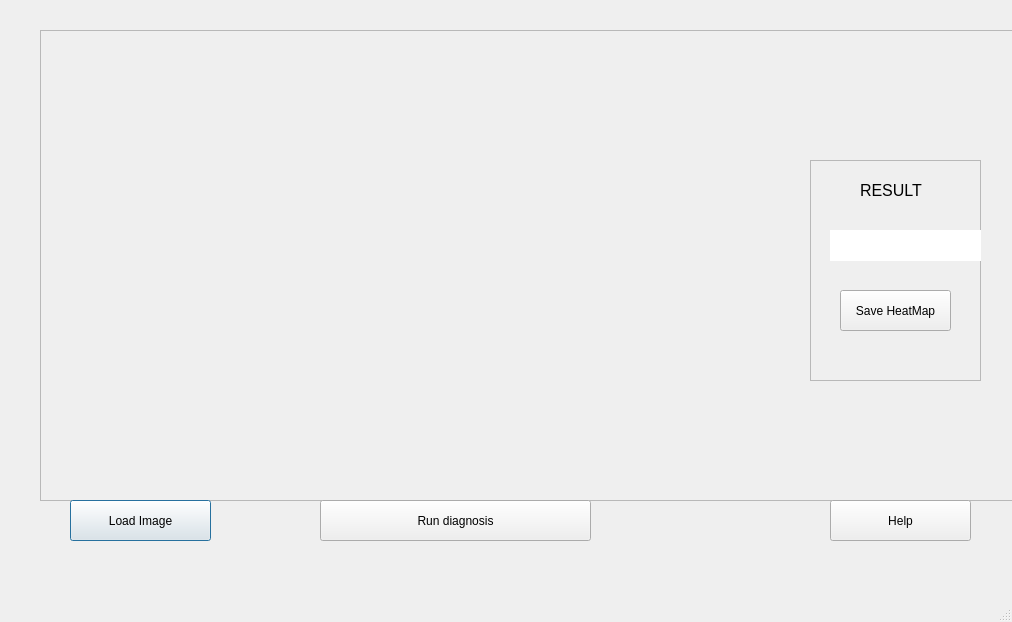
Qt form scr/views/gui_designer.ui (DavidNavarroSaiz/CovidRX_Interface) before a commit.
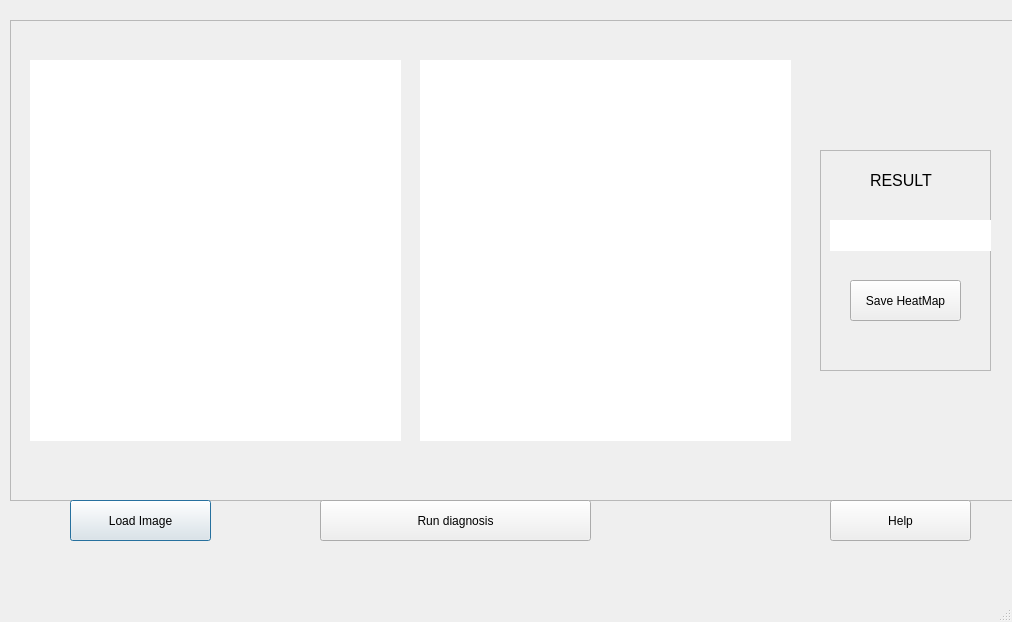
The same form after that commit.

Patch:
```diff
--- a/scr/views/gui_designer.ui
+++ b/scr/views/gui_designer.ui
@@ -17,10 +17,10 @@
    <widget class="QFrame" name="frameDisplayImage">
     <property name="geometry">
      <rect>
-      <x>40</x>
-      <y>30</y>
-      <width>991</width>
-      <height>471</height>
+      <x>10</x>
+      <y>20</y>
+      <width>1021</width>
+      <height>481</height>
      </rect>
     </property>
     <property name="frameShape">
@@ -32,7 +32,7 @@
     <widget class="QFrame" name="frame">
      <property name="geometry">
       <rect>
-       <x>770</x>
+       <x>810</x>
        <y>130</y>
        <width>171</width>
        <height>221</height>
@@ -78,9 +78,9 @@
      <widget class="QLabel" name="label">
       <property name="geometry">
        <rect>
-        <x>20</x>
+        <x>10</x>
         <y>70</y>
-        <width>151</width>
+        <width>161</width>
         <height>31</height>
        </rect>
       </property>
@@ -95,11 +95,30 @@
     <widget class="QLabel" name="label_2">
      <property name="geometry">
       <rect>
-       <x>70</x>
-       <y>60</y>
-       <width>281</width>
-       <height>271</height>
+       <x>20</x>
+       <y>40</y>
+       <width>371</width>
+       <height>381</height>
       </rect>
+     </property>
+     <property name="styleSheet">
+      <string notr="true">background-color: rgb(255, 255, 255);</string>
+     </property>
+     <property name="text">
+      <string/>
+     </property>
+    </widget>
+    <widget class="QLabel" name="label_5">
+     <property name="geometry">
+      <rect>
+       <x>410</x>
+       <y>40</y>
+       <width>371</width>
+       <height>381</height>
+      </rect>
+     </property>
+     <property name="styleSheet">
+      <string notr="true">background-color: rgb(255, 255, 255);</string>
      </property>
      <property name="text">
       <string/>
```
Left out of the diff: 2 changed lines with no effect on the pictures.
